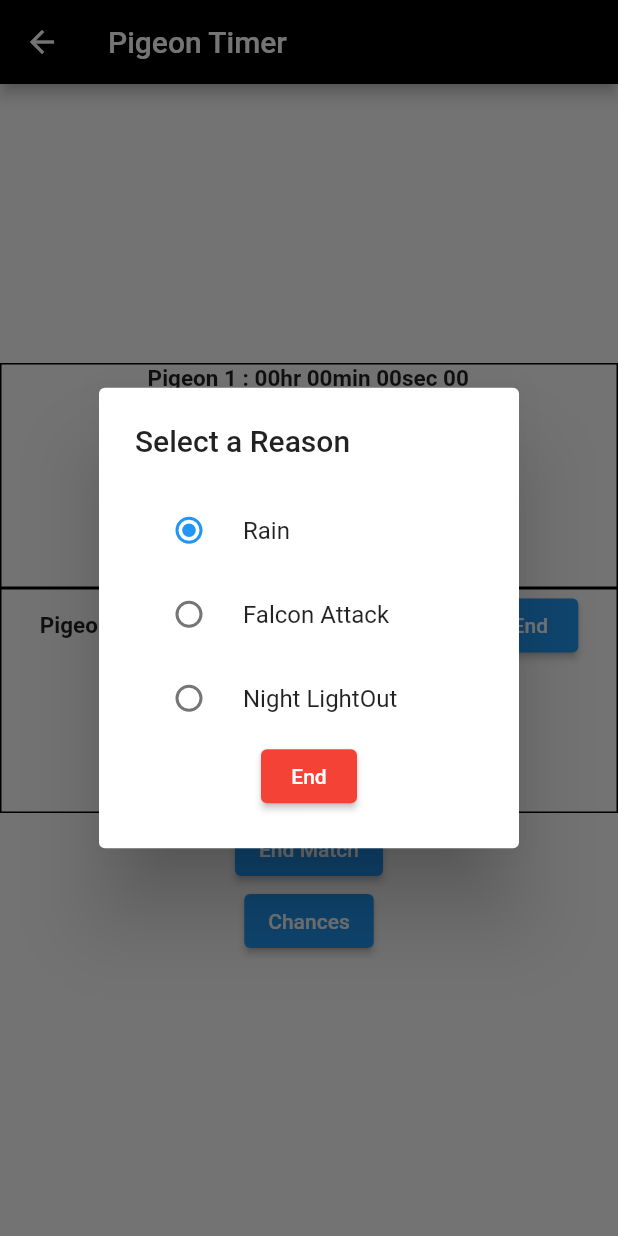
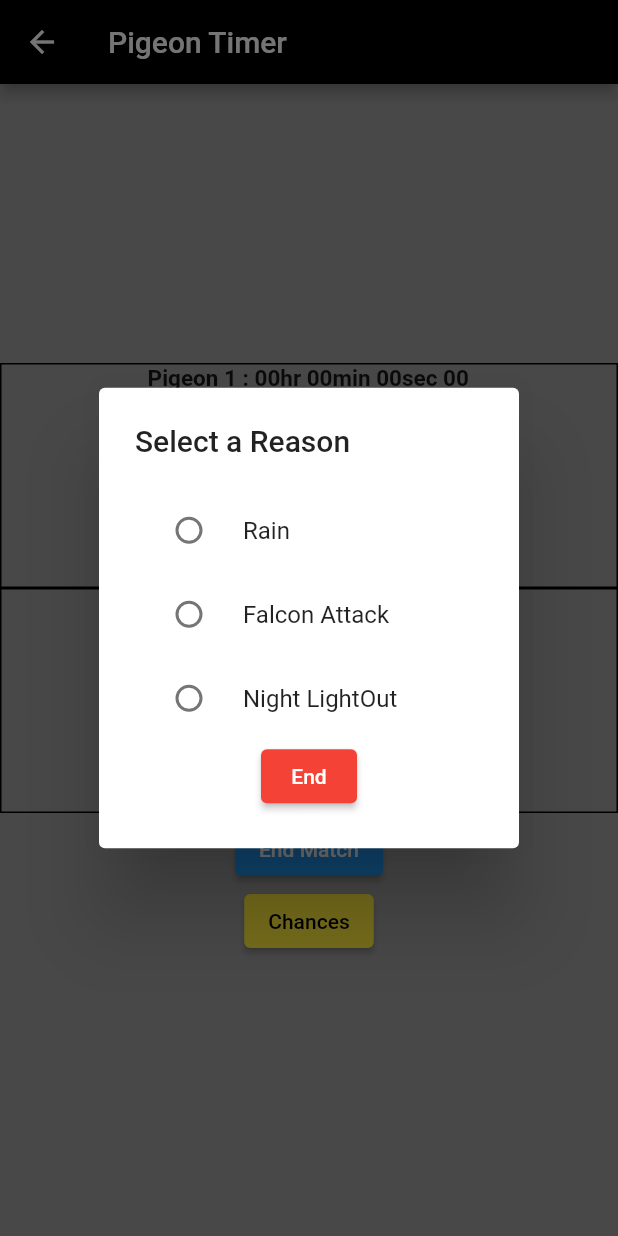
Before and after one commit to fliersclub/FliersClub, a Flutter app: the TimerScreen screen opened directly, after a tap on "Cancel", after a tap on "START", after a tap on "Chances", on a phone screen of 412 x 824 dp. Run offline on Flutter 3.47's test engine with Material 2 defaults, Android fonts, the phone set to English and light mode, and no system bars; our stand-ins replace carousel_slider, cloud_firestore, firebase_auth, firebase_core, firebase_storage, image_picker and 1 more; accounts and stored records are empty; network calls fail.

Commit message:
color tag for completed chances cancel added

```diff
--- a/lib/screens/ClubScreens/addmatch_screen.dart
+++ b/lib/screens/ClubScreens/addmatch_screen.dart
@@ -292,6 +292,7 @@ class _AddMatchScreenState extends State<AddMatchScreen> {
         'chance': '',
         'matchdate': date,
         'matchend': false,
+        'cancelled': false,
         'matchtime': time,
         'cid': _auth.currentUser!.uid,
         'matchplace': place,
@@ -308,6 +309,7 @@ class _AddMatchScreenState extends State<AddMatchScreen> {
           .set({
         'matchid': id,
         'chance': '',
+        'cancelled': false,
         'participantName': participantName,
         'matchend': false,
         'mobile': number,
--- a/lib/screens/RefereeScreens/timer_screen.dart
+++ b/lib/screens/RefereeScreens/timer_screen.dart
@@ -20,7 +20,7 @@ class _TimerScreenState extends State<TimerScreen> {
 
   FirebaseFirestore _firebaseFirestore = FirebaseFirestore.instance;
 
-  String _selectedchance = 'Rain';
+  String _selectedchance = '';
 
   final StopWatchTimer _stopWatchTimer1 = StopWatchTimer();
   final StopWatchTimer _stopWatchTimer2 = StopWatchTimer();
@@ -38,11 +38,13 @@ class _TimerScreenState extends State<TimerScreen> {
   void dispose() {
     super.dispose();
     _stopWatchTimer1.dispose();
+    _stopWatchTimer2.dispose();
   }
 
   @override
   Widget build(BuildContext context) {
     return Scaffold(
+      backgroundColor: Colors.grey,
       appBar: AppBar(
         backgroundColor: Colors.black,
         title: const Text('Pigeon Timer'),
@@ -81,33 +83,40 @@ class _TimerScreenState extends State<TimerScreen> {
                             width: 1,
                           ),
                           iscancelled1 == true
-                              ? SizedBox()
+                              ? const SizedBox()
                               : isEnd1 == false
                                   ? Row(
                                       children: [
-                                        ElevatedButton(
+                                        iscancelled1 == true
+                                            ? const SizedBox()
+                                            : ElevatedButton(
+                                                style: ElevatedButton.styleFrom(
+                                                    backgroundColor:
+                                                        Colors.blueGrey),
                                                 onPressed: () {
-                                              _stopWatchTimer1.onExecute
-                                                  .add(StopWatchExecute.stop);
-
+                                                  cancel();
                                                   setState(() {
                                                     pigeon1time = displayTime
                                                         .substring(0, 16);
-
-                                                iscancelled1 = true;
+                                                    pigeon2time = displayTime
+                                                        .substring(0, 16);
                                                   });
                                                 },
-                                            child: Text('Cancel')),
+                                                child: const Text('Cancel')),
                                         const SizedBox(
                                           width: 4,
                                         ),
                                         ElevatedButton(
+                                            style: ElevatedButton.styleFrom(
+                                                backgroundColor:
+                                                    Colors.blueGrey),
                                             onPressed: () {
                                               _stopWatchTimer1.onExecute
                                                   .add(StopWatchExecute.stop);
                                               setState(() {
                                                 pigeon1time = displayTime
                                                     .substring(0, 16);
+
                                                 isEnd1 = true;
                                               });
                                             },
@@ -173,22 +182,28 @@ class _TimerScreenState extends State<TimerScreen> {
                               : isEnd2 == false
                                   ? Row(
                                       children: [
-                                        ElevatedButton(
+                                        iscancelled1 == true
+                                            ? SizedBox()
+                                            : ElevatedButton(
+                                                style: ElevatedButton.styleFrom(
+                                                    backgroundColor:
+                                                        Colors.blueGrey),
                                                 onPressed: () {
-                                              _stopWatchTimer2.onExecute
-                                                  .add(StopWatchExecute.stop);
-                                              print(pigeon2time);
+                                                  cancel();
                                                   setState(() {
+                                                    pigeon1time = displayTime
+                                                        .substring(0, 16);
                                                     pigeon2time = displayTime
                                                         .substring(0, 16);
-                                                iscancelled2 = true;
                                                   });
                                                 },
-                                            child: const Text('Cancel')),
+                                                child: Text('Cancel')),
                                         const SizedBox(
                                           width: 5,
                                         ),
                                         ElevatedButton(
+                                          style: ElevatedButton.styleFrom(
+                                              backgroundColor: Colors.blueGrey),
                                           onPressed: () {
                                             _stopWatchTimer2.onExecute
                                                 .add(StopWatchExecute.stop);
@@ -228,6 +243,8 @@ class _TimerScreenState extends State<TimerScreen> {
               }),
           isStart == false
               ? ElevatedButton(
+                  style:
+                      ElevatedButton.styleFrom(backgroundColor: Colors.green),
                   onPressed: () {
                     setState(() {
                       isStart = true;
@@ -240,6 +257,7 @@ class _TimerScreenState extends State<TimerScreen> {
               : ElevatedButton(
                   onPressed: () async {
                     int result = pigeon1time.compareTo(pigeon2time);
+
                     if (result < 0) {
                       setState(() {
                         winnerPigeon = 'pigeon2';
@@ -261,50 +279,15 @@ class _TimerScreenState extends State<TimerScreen> {
                     }
 
                     print(widget.matchdata['matchid']);
-                    try {
-                      await _firebaseFirestore
-                          .collection('ScoreBoard')
-                          .doc(widget.matchdata['matchid'])
-                          .set({
-                        'matchid': widget.matchdata['matchid'],
-                        'chance': '',
-                        'participantName': widget.matchdata['participantName'],
-                        'mobile': widget.matchdata['mobile'],
-                        'matchtime': widget.matchdata['matchtime'],
-                        'matchplace': widget.matchdata['matchplace'],
-                        'matchdate': widget.matchdata['matchdate'],
-                        'matchumpire': widget.matchdata['matchumpire'],
-                        'tournamentName': widget.matchdata['tournamentName'],
-                        'tournamentid': widget.matchdata['tournamentid'],
-                        'winnerPigeon': winnerPigeon,
-                        'pigeon1time': pigeon1time,
-                        'pigeon2time': pigeon2time,
-                        'winnertime': winnertime,
-                      });
-                      await _firebaseFirestore
-                          .collection('Referee')
-                          .doc(
-                            widget.matchdata['matchumpire'],
-                          )
-                          .collection('Matches')
-                          .doc(widget.matchdata['matchid'])
-                          .update({'matchend': true, 'chance': ''});
-                      await _firebaseFirestore
-                          .collection('ClubAdmin')
-                          .doc(widget.matchdata['cid'])
-                          .collection('tournaments')
-                          .doc(widget.matchdata['tournamentid'])
-                          .collection('matches')
-                          .doc(widget.matchdata['matchid'])
-                          .update({'matchend': true, 'chance': ''});
-                    } catch (e) {
-                      print(e.toString());
-                    }
+
+                    endupdate(chance: _selectedchance);
 
                     Navigator.of(context).pop();
                   },
-                  child: const Text('End Match')),
+                  child: const Text('End Match'),
+                ),
           ElevatedButton(
+              style: ElevatedButton.styleFrom(backgroundColor: Colors.yellow),
               onPressed: () {
                 showDialog(
                   context: context,
@@ -313,10 +296,8 @@ class _TimerScreenState extends State<TimerScreen> {
                       builder: (context, setState) {
                         return AlertDialog(
                           title: const Text('Select a Reason'),
-                          content: Container(
-                            child: Column(
-                                mainAxisSize: MainAxisSize.min,
-                                children: [
+                          content:
+                              Column(mainAxisSize: MainAxisSize.min, children: [
                             RadioListTile(
                                 title: const Text('Rain'),
                                 value: 'Rain',
@@ -349,13 +330,15 @@ class _TimerScreenState extends State<TimerScreen> {
                                   backgroundColor: Colors.red),
                               onPressed: () {
                                 print(_selectedchance);
+                                endupdate(chance: _selectedchance);
+                                Navigator.of(context).pop();
+                                Navigator.of(context).pop();
                               },
                               child: const Text(
                                 'End',
                               ),
                             )
                           ]),
-                          ),
                         );
                       },
                     );
@@ -363,6 +346,7 @@ class _TimerScreenState extends State<TimerScreen> {
                 );
               },
               child: const Text(
+                style: TextStyle(color: Colors.black),
                 'Chances',
               ))
 
@@ -371,4 +355,60 @@ class _TimerScreenState extends State<TimerScreen> {
       ),
     );
   }
+
+  void endupdate({required String chance}) async {
+    try {
+      await _firebaseFirestore
+          .collection('ScoreBoard')
+          .doc(widget.matchdata['matchid'])
+          .set({
+        'matchid': widget.matchdata['matchid'],
+        'chance': chance,
+        'cancelled': iscancelled1,
+        'participantName': widget.matchdata['participantName'],
+        'mobile': widget.matchdata['mobile'],
+        'matchtime': widget.matchdata['matchtime'],
+        'matchplace': widget.matchdata['matchplace'],
+        'matchdate': widget.matchdata['matchdate'],
+        'matchumpire': widget.matchdata['matchumpire'],
+        'tournamentName': widget.matchdata['tournamentName'],
+        'tournamentid': widget.matchdata['tournamentid'],
+        'winnerPigeon': winnerPigeon,
+        'pigeon1time': pigeon1time,
+        'pigeon2time': pigeon2time,
+        'winnertime': winnertime,
+      });
+
+      await _firebaseFirestore
+          .collection('Referee')
+          .doc(
+            widget.matchdata['matchumpire'],
+          )
+          .collection('Matches')
+          .doc(widget.matchdata['matchid'])
+          .update(
+              {'matchend': true, 'chance': chance, 'cancelled': iscancelled1});
+
+      await _firebaseFirestore
+          .collection('ClubAdmin')
+          .doc(widget.matchdata['cid'])
+          .collection('tournaments')
+          .doc(widget.matchdata['tournamentid'])
+          .collection('matches')
+          .doc(widget.matchdata['matchid'])
+          .update(
+              {'matchend': true, 'chance': chance, 'cancelled': iscancelled1});
+    } catch (e) {
+      print(e.toString());
     }
+  }
+
+  void cancel() {
+    _stopWatchTimer1.onExecute.add(StopWatchExecute.stop);
+    _stopWatchTimer2.onExecute.add(StopWatchExecute.stop);
+    setState(() {
+      iscancelled1 = true;
+      iscancelled2 = true;
+    });
+  }
+}
```
Also changed, not shown: lib/screens/RefereeScreens/refereehome.dart (+52 -16 lines). Lines whose indentation alone changed are shown as unchanged.
